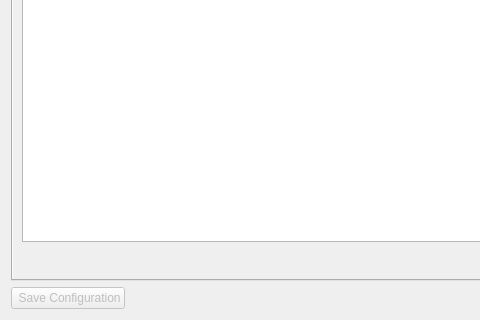
First picture: the form in ICESym-NEWGUI/windows/CylinderDialog.ui, repository jmarcelogimenez/icesym, before the edit; both pictures show x 0 to 480 and y 553 to 873 of the 692 by 873 pixel window.
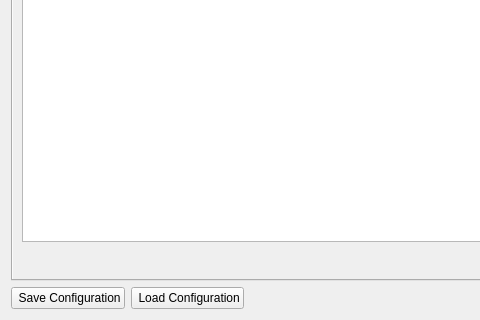
Second picture: the form after the edit. The open tabs and pages were chosen to show the change. Icons and pictures are not drawn.

Commit message: Save/Load particular configuration for all object types

Patch:
```diff
--- a/ICESym-NEWGUI/windows/CylinderDialog.ui
+++ b/ICESym-NEWGUI/windows/CylinderDialog.ui
@@ -1690,7 +1690,7 @@
      <item>
       <widget class="QPushButton" name="save_configuration_pushButton">
        <property name="enabled">
-        <bool>false</bool>
+        <bool>true</bool>
        </property>
        <property name="font">
         <font>
@@ -1709,6 +1709,20 @@
        </property>
       </widget>
      </item>
+     <item>
+      <widget class="QPushButton" name="load_configuration_pushButton">
+       <property name="focusPolicy">
+        <enum>Qt::NoFocus</enum>
+       </property>
+       <property name="text">
+        <string> Load Configuration</string>
+       </property>
+       <property name="icon">
+        <iconset resource="../images/images.qrc">
+         <normaloff>:/fromHelyx/fromHelyx/downloadZip16.png</normaloff>:/fromHelyx/fromHelyx/downloadZip16.png</iconset>
+       </property>
+      </widget>
+     </item>
      <item>
       <spacer name="horizontalSpacer">
        <property name="font">
```
Left out of the diff: 61 changed lines with no effect on the pictures. The commit also changes 9 other files.
